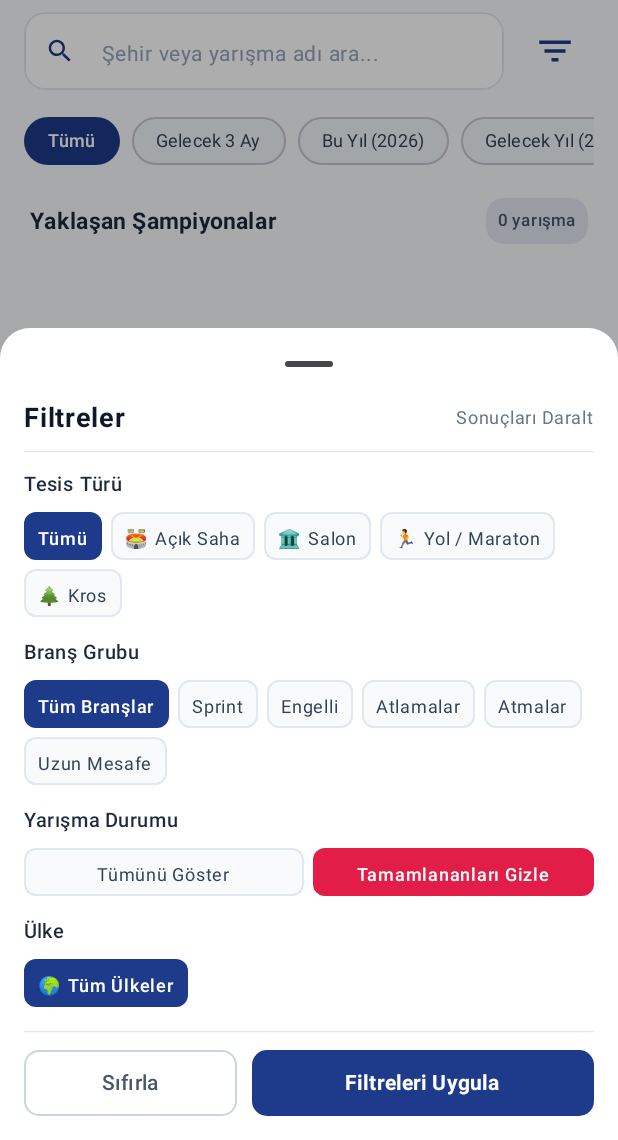
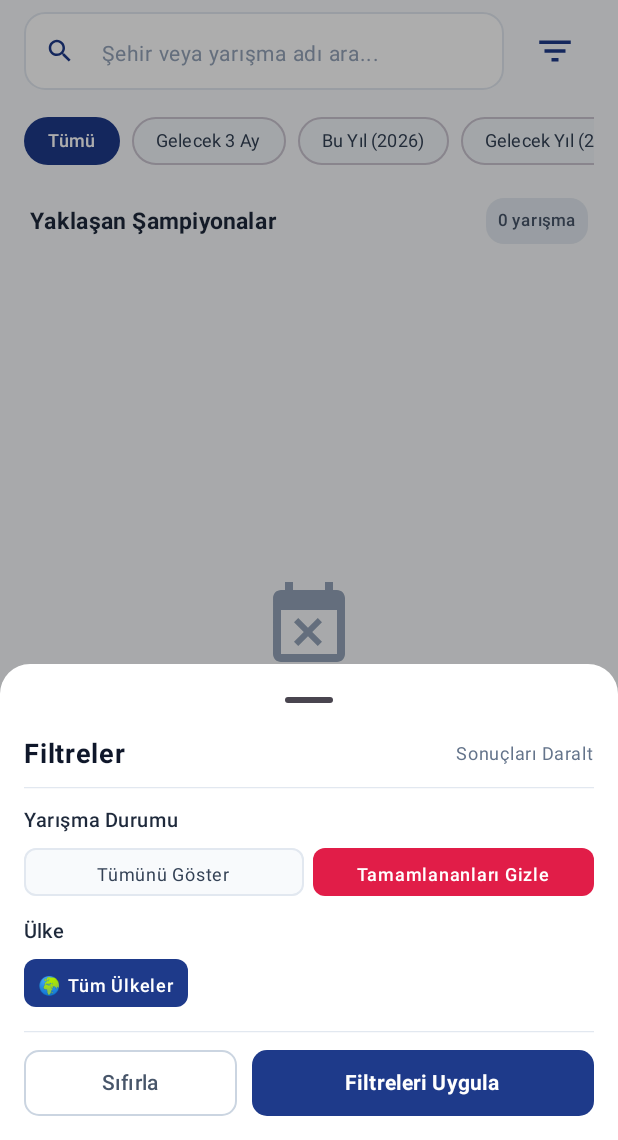
Before and after one commit to KronosEcil/master-racer, an Android app built with Jetpack Compose: the screen it shows after launch (MainActivity), after a tap on "Filtrele", on a phone screen of 412 x 824 dp, the part 96-1236 px from its top. Run offline under Robolectric (Android 15) with nearby library versions, the light colour scheme and no system bars; our stand-ins replace Firebase (no records; nobody signed in at launch, a user with empty details on screens opened directly).

Commit message:
fix(ui): add Portugal flag resolution, remove venue and category indicators and filters

```diff
--- a/android/app/src/main/java/com/ecil/masterracer/ui/components/FilterBottomSheet.kt
+++ b/android/app/src/main/java/com/ecil/masterracer/ui/components/FilterBottomSheet.kt
@@ -41,12 +41,6 @@ fun FilterBottomSheet(
     selectedCountries: Set<String>,
     onCountryToggle: (String) -> Unit,
     onClearCountries: () -> Unit,
-    selectedVenueTypes: Set<String>,
-    onVenueTypeToggle: (String) -> Unit,
-    onClearVenueTypes: () -> Unit,
-    selectedCategories: Set<String>,
-    onCategoryToggle: (String) -> Unit,
-    onClearCategories: () -> Unit,
     hideCompleted: Boolean = false,
     onToggleHideCompleted: () -> Unit = {},
     onResetFilters: () -> Unit,
@@ -88,70 +82,6 @@ fun FilterBottomSheet(
             Spacer(modifier = Modifier.height(10.dp))
             HorizontalDivider(color = Color(0xFFE2E8F0), thickness = 0.8.dp)
             Spacer(modifier = Modifier.height(10.dp))
-
-            // 1. TESİS VE YARIŞMA TÜRÜ
-            SectionHeader(
-                title = "Tesis Türü",
-                badgeText = if (selectedVenueTypes.isNotEmpty()) "${selectedVenueTypes.size} seçili" else null
-            )
-            Spacer(modifier = Modifier.height(6.dp))
-            FlowRow(
-                modifier = Modifier.fillMaxWidth(),
-                horizontalArrangement = Arrangement.spacedBy(6.dp),
-                verticalArrangement = Arrangement.spacedBy(6.dp)
-            ) {
-                val venues = listOf(
-                    Triple("Tümü", "", null),
-                    Triple("Açık Saha", "outdoor", "🏟️"),
-                    Triple("Salon", "indoor", "🏛️"),
-                    Triple("Yol / Maraton", "road", "🏃"),
-                    Triple("Kros", "cross", "🌲")
-                )
-
-                venues.forEach { (label, key, icon) ->
-                    val isSelected = if (key.isEmpty()) selectedVenueTypes.isEmpty() else selectedVenueTypes.contains(key)
-                    CompactChip(
-                        selected = isSelected,
-                        onClick = {
-                            if (key.isEmpty()) onClearVenueTypes() else onVenueTypeToggle(key)
-                        },
-                        label = label,
-                        icon = icon
-                    )
-                }
-            }
-
-            Spacer(modifier = Modifier.height(12.dp))
-
-            // 2. BRANŞ KATEGORİSİ
-            SectionHeader(
-                title = "Branş Grubu",
-                badgeText = if (selectedCategories.isNotEmpty()) "${selectedCategories.size} seçili" else null
-            )
-            Spacer(modifier = Modifier.height(6.dp))
-            FlowRow(
-                modifier = Modifier.fillMaxWidth(),
-                horizontalArrangement = Arrangement.spacedBy(6.dp),
-                verticalArrangement = Arrangement.spacedBy(6.dp)
-            ) {
-                CompactChip(
-                    selected = selectedCategories.isEmpty(),
-                    onClick = onClearCategories,
-                    label = "Tüm Branşlar"
-                )
-
-                val categories = listOf("Sprint", "Engelli", "Atlamalar", "Atmalar", "Uzun Mesafe")
-                categories.forEach { cat ->
-                    val isSelected = selectedCategories.contains(cat)
-                    CompactChip(
-                        selected = isSelected,
-                        onClick = { onCategoryToggle(cat) },
-                        label = cat
-                    )
-                }
-            }
-
-            Spacer(modifier = Modifier.height(12.dp))
 
             // 3. YARIŞMA DURUMU
             SectionHeader(title = "Yarışma Durumu")
--- a/android/app/src/main/java/com/ecil/masterracer/ui/screens/HomeScreen.kt
+++ b/android/app/src/main/java/com/ecil/masterracer/ui/screens/HomeScreen.kt
@@ -336,12 +336,6 @@ fun HomeScreen(
             selectedCountries = uiState.selectedCountries,
             onCountryToggle = { viewModel.onCountryToggle(it) },
             onClearCountries = { viewModel.clearCountryFilters() },
-            selectedVenueTypes = uiState.selectedVenueTypes,
-            onVenueTypeToggle = { viewModel.onVenueTypeToggle(it) },
-            onClearVenueTypes = { viewModel.clearVenueTypeFilters() },
-            selectedCategories = uiState.selectedCategories,
-            onCategoryToggle = { viewModel.onCategoryToggle(it) },
-            onClearCategories = { viewModel.clearCategoryFilters() },
             hideCompleted = uiState.hideCompleted,
             onToggleHideCompleted = { viewModel.toggleHideCompleted() },
             onResetFilters = { viewModel.onResetFilters() },
--- a/android/app/src/main/java/com/ecil/masterracer/ui/viewmodel/CompetitionUiState.kt
+++ b/android/app/src/main/java/com/ecil/masterracer/ui/viewmodel/CompetitionUiState.kt
@@ -10,8 +10,6 @@ data class CompetitionUiState(
     val errorMessage: String? = null,
     val searchQuery: String = "",
     val selectedCountries: Set<String> = emptySet(),
-    val selectedVenueTypes: Set<String> = emptySet(),
-    val selectedCategories: Set<String> = emptySet(),
     val selectedDatePreset: String = "all", // "all", "next_30", "next_90", "season"
     val hideCompleted: Boolean = true,
     val availableCountries: List<Pair<String, String>> = emptyList(),
@@ -21,8 +19,6 @@ data class CompetitionUiState(
         get() {
             var count = 0
             count += selectedCountries.size
-            count += selectedVenueTypes.size
-            count += selectedCategories.size
             if (selectedDatePreset != "all") count++
             if (!hideCompleted) count++ // Varsayılan gizli olduğu için, geçmişi de gösterirse ekstra filtre sayılır
             return count
--- a/android/app/src/main/java/com/ecil/masterracer/util/CalendarHelper.kt
+++ b/android/app/src/main/java/com/ecil/masterracer/util/CalendarHelper.kt
@@ -27,7 +27,6 @@ object CalendarHelper {
 
             val description = buildString {
                 append("Kapsam: ${competition.getScopeTitle()}\n")
-                append("Tesis: ${competition.getVenueTitle()}\n")
                 append("Düzenleyen: ${competition.federation}\n")
                 if (!competition.website_url.isNullOrBlank()) {
                     append("Web: ${competition.website_url}\n")
```
Also changed, not shown: android/app/src/main/java/com/ecil/masterracer/data/model/Competition.kt (+9 -0 lines), android/app/src/main/java/com/ecil/masterracer/ui/components/CompetitionCard.kt (+2 -34 lines), android/app/src/main/java/com/ecil/masterracer/ui/components/DetailBottomSheet.kt (+6 -35 lines), android/app/src/main/java/com/ecil/masterracer/ui/viewmodel/CompetitionViewModel.kt (+1 -48 lines), 2 other files.
